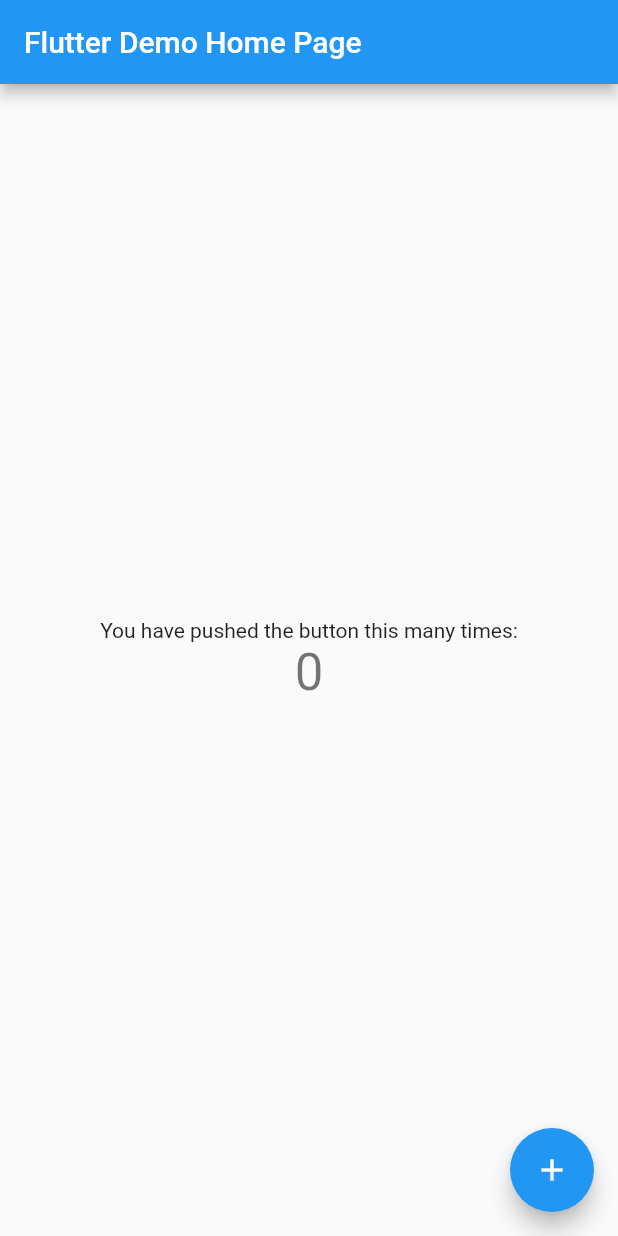
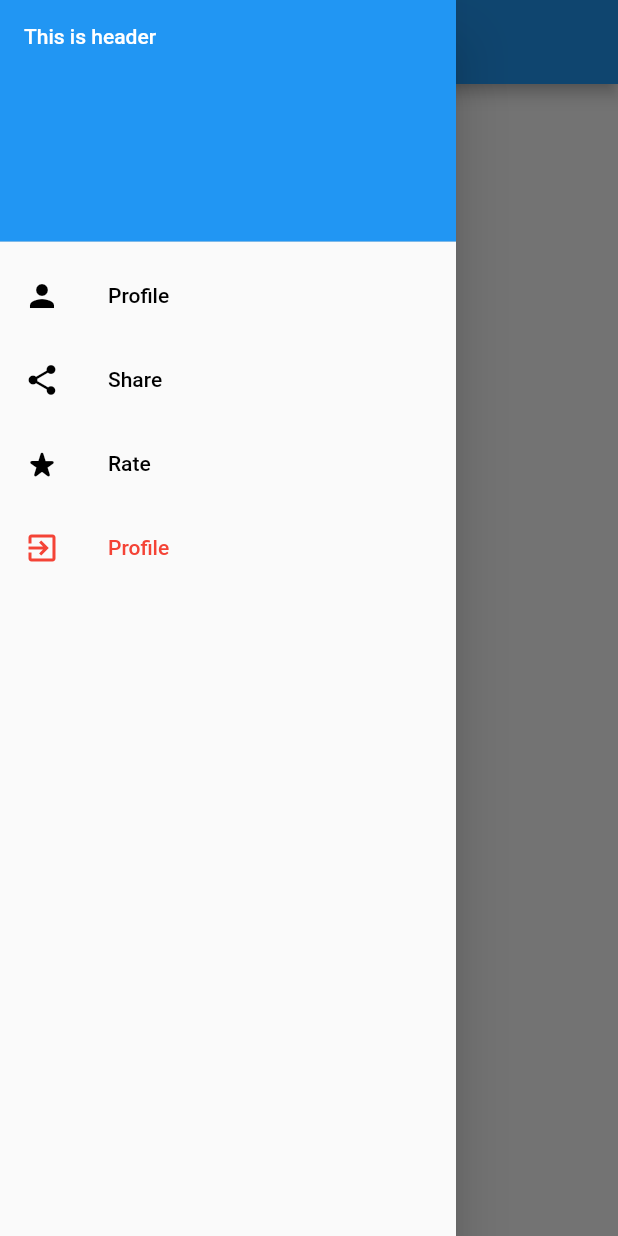
Before and after one commit to amirdev25/Drawer-in-Flutter, a Flutter app: the screen it shows after launch, with the side drawer open (before the commit the screen has no drawer), on a phone screen of 412 x 824 dp. Run offline on Flutter 3.47's test engine with Material 2 defaults, Android fonts, the phone set to English and light mode, and no system bars.

Commit message:
Date: 11.01.2023

```diff
--- /dev/null
+++ b/lib/home_page.dart
@@ -0,0 +1,99 @@
+import 'package:flutter/material.dart';
+
+class HomePage extends StatelessWidget {
+  const HomePage({Key? key}) : super(key: key);
+
+  @override
+  Widget build(BuildContext context) {
+    return Scaffold(
+      drawer: Drawer(
+        child: ListView(
+          padding: EdgeInsets.zero,
+          children:  [
+            const DrawerHeader(
+              decoration: BoxDecoration(
+                color: Colors.blue,
+              ),
+              child: Text(
+                "This is header",
+                style: TextStyle(color: Colors.white),
+              ),
+            ),
+            InkWell(
+              child: Ink(
+                child: const ListTile(
+                  leading: Icon(
+                    Icons.person,
+                    color: Colors.black,
+                  ),
+                  title: Text(
+                    "Profile",
+                    style: TextStyle(color: Colors.black),
+                  ),
+                ),
+              ),
+            ),
+            const ListTile(
+              leading: Icon(
+                Icons.share,
+                color: Colors.black,
+              ),
+              title: Text(
+                "Share",
+                style: TextStyle(color: Colors.black),
+              ),
+            ),
+            const ListTile(
+              leading: Icon(
+                Icons.star_rate_rounded,
+                color: Colors.black,
+              ),
+              title: Text(
+                "Rate",
+                style: TextStyle(color: Colors.black),
+              ),
+            ),
+            const ListTile(
+              leading: Icon(
+                Icons.exit_to_app,
+                color: Colors.red,
+              ),
+              title: Text(
+                "Profile",
+                style: TextStyle(color: Colors.red),
+              ),
+            ),
+          ],
+        ),
+      ),
+      appBar: AppBar(
+        title: const Text("Drawer in Flutter"),
+      ),
+      body: const HomeBody(),
+    );
+  }
+}
+
+class HomeBody extends StatefulWidget {
+  const HomeBody({Key? key}) : super(key: key);
+
+  @override
+  State<HomeBody> createState() => _HomeBodyState();
+}
+
+class _HomeBodyState extends State<HomeBody> {
+  bool myVaue = false;
+
+  @override
+  Widget build(BuildContext context) {
+    return Center(
+      child: Switch.adaptive(
+          value: myVaue,
+          onChanged: (value) {
+            setState(() {
+              myVaue = !myVaue;
+            });
+          }),
+    );
+  }
+}
--- a/lib/main.dart
+++ b/lib/main.dart
@@ -1,115 +1,17 @@
 import 'package:flutter/material.dart';
 
+import 'home_page.dart';
+
 void main() {
-  runApp(const MyApp());
+  runApp(const DrawerApp());
 }
+class DrawerApp extends StatelessWidget {
+  const DrawerApp({Key? key}) : super(key: key);
 
-class MyApp extends StatelessWidget {
-  const MyApp({super.key});
-
-  // This widget is the root of your application.
   @override
   Widget build(BuildContext context) {
     return MaterialApp(
-      title: 'Flutter Demo',
-      theme: ThemeData(
-        // This is the theme of your application.
-        //
-        // Try running your application with "flutter run". You'll see the
-        // application has a blue toolbar. Then, without quitting the app, try
-        // changing the primarySwatch below to Colors.green and then invoke
-        // "hot reload" (press "r" in the console where you ran "flutter run",
-        // or simply save your changes to "hot reload" in a Flutter IDE).
-        // Notice that the counter didn't reset back to zero; the application
-        // is not restarted.
-        primarySwatch: Colors.blue,
-      ),
-      home: const MyHomePage(title: 'Flutter Demo Home Page'),
+      home: HomePage(),
     );
   }
 }
-
-class MyHomePage extends StatefulWidget {
-  const MyHomePage({super.key, required this.title});
-
-  // This widget is the home page of your application. It is stateful, meaning
-  // that it has a State object (defined below) that contains fields that affect
-  // how it looks.
-
-  // This class is the configuration for the state. It holds the values (in this
-  // case the title) provided by the parent (in this case the App widget) and
-  // used by the build method of the State. Fields in a Widget subclass are
-  // always marked "final".
-
-  final String title;
-
-  @override
-  State<MyHomePage> createState() => _MyHomePageState();
-}
-
-class _MyHomePageState extends State<MyHomePage> {
-  int _counter = 0;
-
-  void _incrementCounter() {
-    setState(() {
-      // This call to setState tells the Flutter framework that something has
-      // changed in this State, which causes it to rerun the build method below
-      // so that the display can reflect the updated values. If we changed
-      // _counter without calling setState(), then the build method would not be
-      // called again, and so nothing would appear to happen.
-      _counter++;
-    });
-  }
-
-  @override
-  Widget build(BuildContext context) {
-    // This method is rerun every time setState is called, for instance as done
-    // by the _incrementCounter method above.
-    //
-    // The Flutter framework has been optimized to make rerunning build methods
-    // fast, so that you can just rebuild anything that needs updating rather
-    // than having to individually change instances of widgets.
-    return Scaffold(
-      appBar: AppBar(
-        // Here we take the value from the MyHomePage object that was created by
-        // the App.build method, and use it to set our appbar title.
-        title: Text(widget.title),
-      ),
-      body: Center(
-        // Center is a layout widget. It takes a single child and positions it
-        // in the middle of the parent.
-        child: Column(
-          // Column is also a layout widget. It takes a list of children and
-          // arranges them vertically. By default, it sizes itself to fit its
-          // children horizontally, and tries to be as tall as its parent.
-          //
-          // Invoke "debug painting" (press "p" in the console, choose the
-          // "Toggle Debug Paint" action from the Flutter Inspector in Android
-          // Studio, or the "Toggle Debug Paint" command in Visual Studio Code)
-          // to see the wireframe for each widget.
-          //
-          // Column has various properties to control how it sizes itself and
-          // how it positions its children. Here we use mainAxisAlignment to
-          // center the children vertically; the main axis here is the vertical
-          // axis because Columns are vertical (the cross axis would be
-          // horizontal).
-          mainAxisAlignment: MainAxisAlignment.center,
-          children: <Widget>[
-            const Text(
-              'You have pushed the button this many times:',
-            ),
-            Text(
-              '$_counter',
-              style: Theme.of(context).textTheme.headline4,
-            ),
-          ],
-        ),
-      ),
-      floatingActionButton: FloatingActionButton(
-        onPressed: _incrementCounter,
-        tooltip: 'Increment',
-        child: const Icon(Icons.add),
-      ), // This trailing comma makes auto-formatting nicer for build methods.
-    );
-  }
-}
```
Also changed, not shown: 1 other file.
